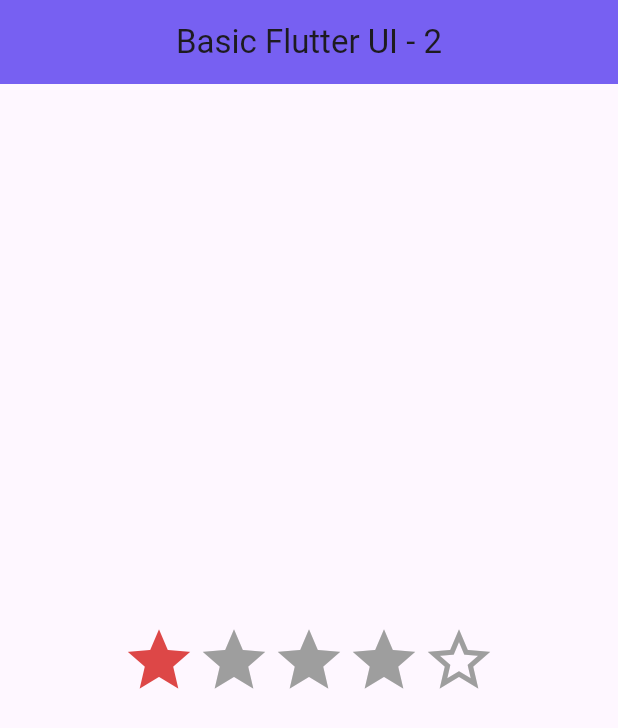
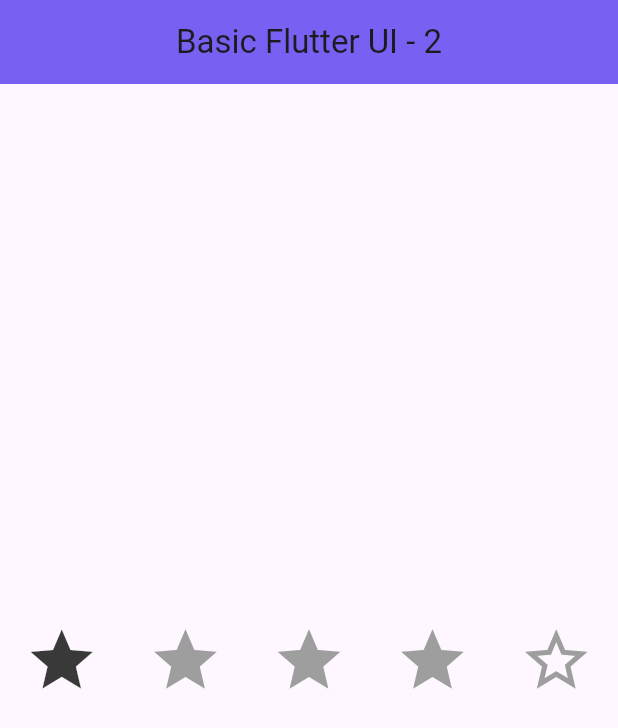
Before and after one commit to ja-hasan/flutter_application_1, a Flutter app: the screen it shows after launch, on a phone screen of 412 x 824 dp. Shown: the top 728 px of the screen. Run offline on Flutter 3.47's test engine with Material 3 defaults, Android fonts, the phone set to English and light mode, and no system bars.

Commit message:
icon spacearound

```diff
--- a/lib/main.dart
+++ b/lib/main.dart
@@ -20,13 +20,13 @@ class LabClass05 extends StatelessWidget {
             body: Container(
               height: double.infinity,
               child: Row(
-                mainAxisAlignment: MainAxisAlignment.center,
+                mainAxisAlignment: MainAxisAlignment.spaceAround,
                 // crossAxisAlignment: CrossAxisAlignment.center,
                 children: [
                   Icon(
                     Icons.star,
                     size: 50,
-                    color: const Color.fromARGB(255, 221, 71, 71),
+                    color: const Color.fromARGB(210, 16, 16, 16),
                   ),
                   Icon(
                     Icons.star,
```
